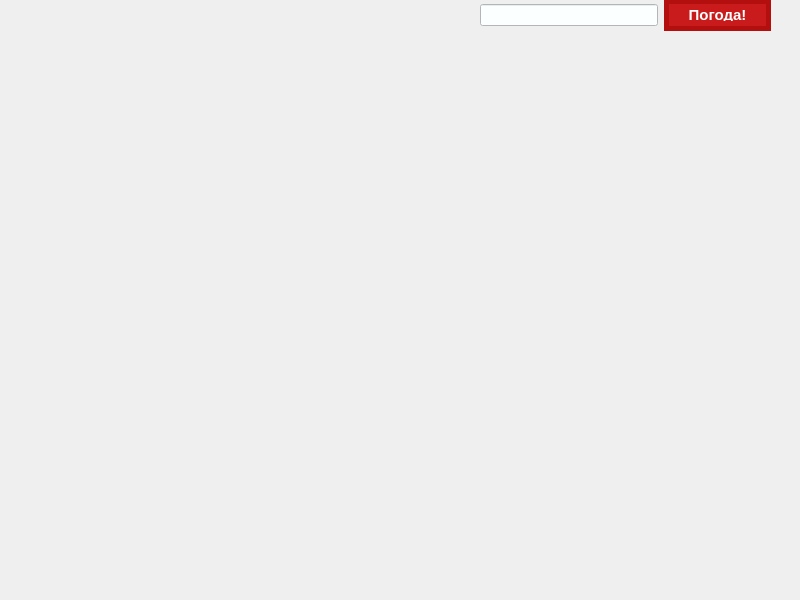
This is mainwindow.ui in hIKipau/Weather as Qt 5 draws it before an edit. The edited form follows.
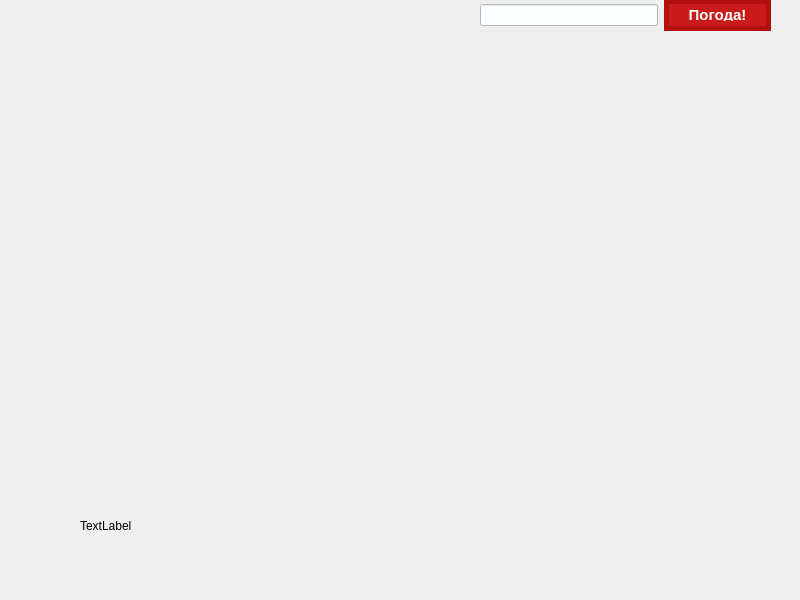
This is the edited form.

```diff
--- a/mainwindow.ui
+++ b/mainwindow.ui
@@ -103,8 +103,8 @@
      <rect>
       <x>70</x>
       <y>120</y>
-      <width>421</width>
-      <height>131</height>
+      <width>441</width>
+      <height>101</height>
      </rect>
     </property>
     <property name="styleSheet">
@@ -133,6 +133,36 @@
      <string/>
     </property>
    </widget>
+   <widget class="QLabel" name="label">
+    <property name="geometry">
+     <rect>
+      <x>80</x>
+      <y>500</y>
+      <width>121</width>
+      <height>51</height>
+     </rect>
+    </property>
+    <property name="text">
+     <string>TextLabel</string>
+    </property>
+   </widget>
+   <widget class="QLabel" name="timeSlot">
+    <property name="geometry">
+     <rect>
+      <x>30</x>
+      <y>230</y>
+      <width>441</width>
+      <height>101</height>
+     </rect>
+    </property>
+    <property name="styleSheet">
+     <string notr="true">color: rgb(255, 255, 255);
+font: 50pt &quot;Molot&quot;;</string>
+    </property>
+    <property name="text">
+     <string/>
+    </property>
+   </widget>
   </widget>
  </widget>
  <resources/>
```
Left out of the diff: 2 changed lines with no effect on the pictures.
